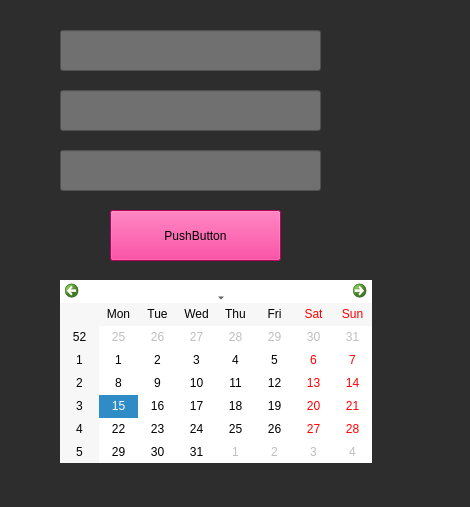
Above: qt5demo.ui from NutTecho/MyPython before the change. Below: the same form after it.
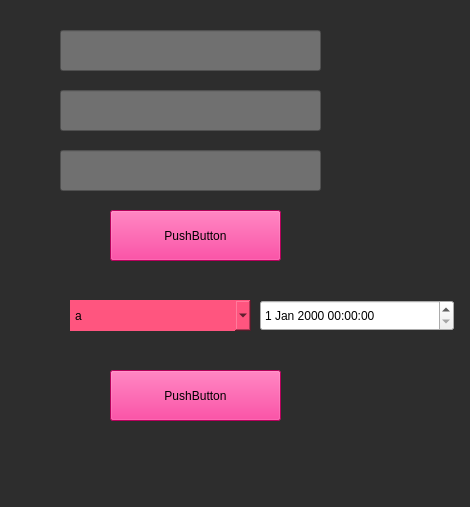
That is the form after the change.

Commit message: add jedi and add combobox

Patch:
```diff
--- a/qt5demo.ui
+++ b/qt5demo.ui
@@ -20,7 +20,21 @@
    <bool>false</bool>
   </property>
   <property name="styleSheet">
-   <string notr="true">background-color:rgb(45, 45, 45)</string>
+   <string notr="true">#Form
+{
+background-color:rgb(45, 45, 45)
+}
+#comboBox
+{
+	background-color: rgb(255, 85, 127);
+	font: 14pt &quot;Rockwell&quot;;
+	border : 2px
+}
+#dateTimeEdit
+{
+	font: 14pt &quot;MS Shell Dlg 2&quot;;
+	height : 30px
+}</string>
   </property>
   <widget class="QPushButton" name="pushButton">
    <property name="geometry">
@@ -90,20 +104,54 @@
     <bool>true</bool>
    </property>
   </widget>
-  <widget class="QCalendarWidget" name="calendarWidget">
+  <widget class="QComboBox" name="comboBox">
    <property name="geometry">
     <rect>
-     <x>60</x>
-     <y>280</y>
-     <width>312</width>
-     <height>183</height>
+     <x>70</x>
+     <y>300</y>
+     <width>181</width>
+     <height>31</height>
     </rect>
    </property>
-   <property name="autoFillBackground">
-    <bool>false</bool>
+   <property name="styleSheet">
+    <string notr="true"/>
    </property>
+   <item>
+    <property name="text">
+     <string>a</string>
+    </property>
+   </item>
+   <item>
+    <property name="text">
+     <string>b</string>
+    </property>
+   </item>
+  </widget>
+  <widget class="QPushButton" name="pushButton_2">
+   <property name="geometry">
+    <rect>
+     <x>110</x>
+     <y>370</y>
+     <width>171</width>
+     <height>51</height>
+    </rect>
+   </property>
    <property name="styleSheet">
-    <string notr="true">background-color: rgb(255, 255, 255)</string>
+    <string notr="true">background-color : rgb(255, 0, 127);
+font: 20pt &quot;Segoe UI&quot;;</string>
+   </property>
+   <property name="text">
+    <string>PushButton</string>
+   </property>
+  </widget>
+  <widget class="QDateTimeEdit" name="dateTimeEdit">
+   <property name="geometry">
+    <rect>
+     <x>260</x>
+     <y>300</y>
+     <width>194</width>
+     <height>31</height>
+    </rect>
    </property>
   </widget>
  </widget>
```
The commit also changes 3 other files.
